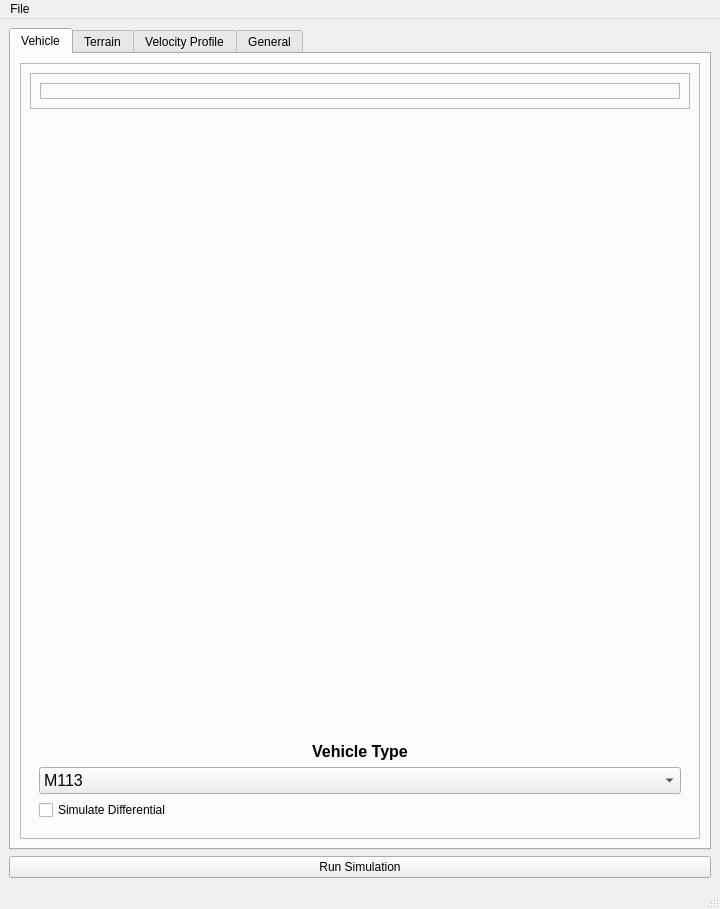
Old version of the form gui/main_window.ui in the repository bdemin/simGUI.
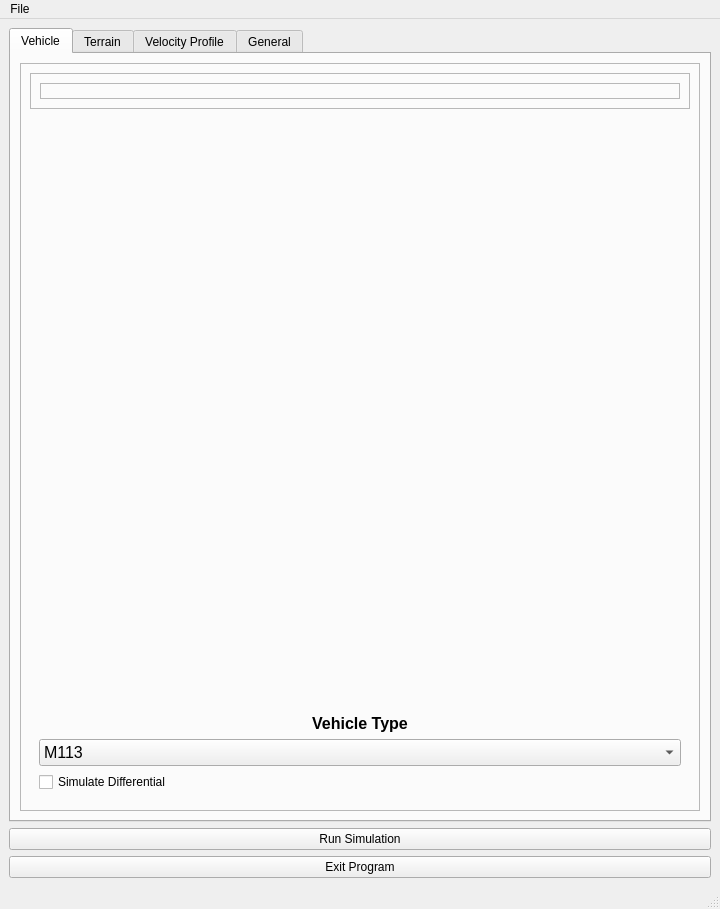
New version of the form. Icons and pictures are not drawn.

What changed in the file:
```diff
--- a/gui/main_window.ui
+++ b/gui/main_window.ui
@@ -988,6 +988,13 @@
       </property>
      </widget>
     </item>
+    <item>
+     <widget class="QPushButton" name="pushbtnExitApp">
+      <property name="text">
+       <string>Exit Program</string>
+      </property>
+     </widget>
+    </item>
    </layout>
   </widget>
   <widget class="QMenuBar" name="menubar">
```
